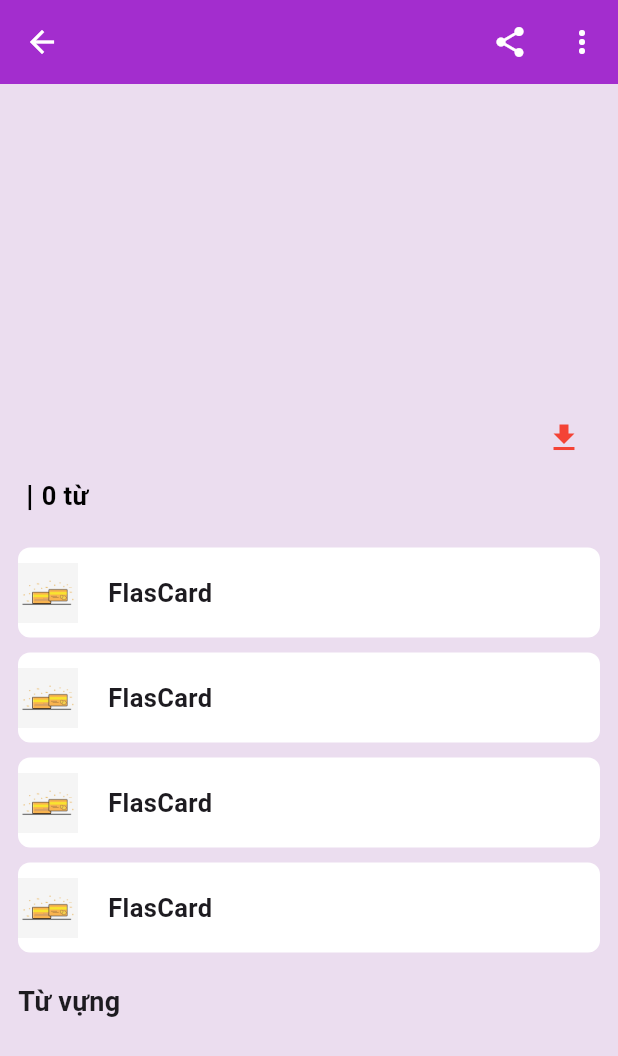
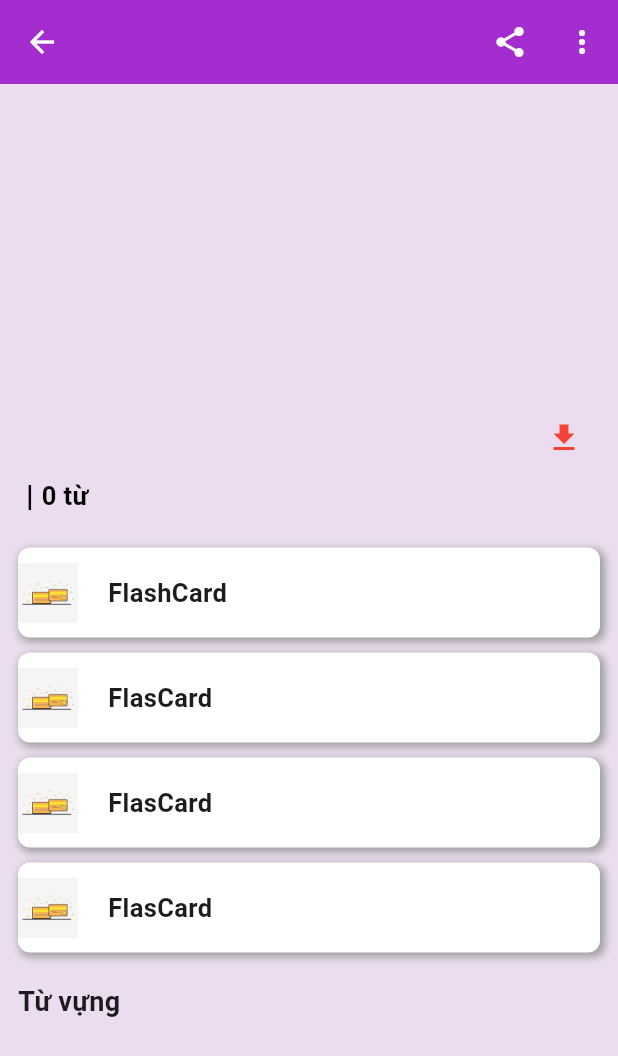
Before and after one commit to haohao135/flutter_final, a Flutter app: the TopicDetail screen opened directly with empty values, on a phone screen of 412 x 824 dp. Shown: the top 1056 px of the screen. Run offline on Flutter 3.47's test engine with Material 3 defaults, Android fonts, the phone set to English and light mode, and no system bars; our stand-ins replace bloc, cloud_firestore, firebase_auth, firebase_core, flutter_bloc, flutter_tts and 1 more; accounts and stored records are empty.

Commit message:
flash card

```diff
--- a/flutter_application_final/lib/UI/CreateTopicScreen/create_topic.dart
+++ b/flutter_application_final/lib/UI/CreateTopicScreen/create_topic.dart
@@ -51,7 +51,6 @@ class _CreateTopicState extends State<CreateTopic> {
         switch (state.runtimeType) {
           case CreateTopicIsSuccess:
             final successState = state as CreateTopicIsSuccess;
-
             return Scaffold(
               appBar: AppBar(
                 leading: IconButton(
--- a/flutter_application_final/lib/UI/TopicDetailScreen/topic_detail.dart
+++ b/flutter_application_final/lib/UI/TopicDetailScreen/topic_detail.dart
@@ -1,5 +1,6 @@
 import 'package:firebase_auth/firebase_auth.dart';
 import 'package:flutter/material.dart';
+import 'package:flutter_application_final/UI/FlashCardScreen/flash_card.dart';
 import 'package:flutter_application_final/bloc/TopicDetailBloc/topic_detail_bloc.dart';
 import 'package:flutter_application_final/model/topic.dart';
 import 'package:flutter_bloc/flutter_bloc.dart';
@@ -37,7 +38,16 @@ class _TopicDetailState extends State<TopicDetail> {
       bloc: topicDetailBloc,
       listenWhen: (previous, current) => current is TopicDetailActionState,
       buildWhen: (previous, current) => current is! TopicDetailActionState,
-      listener: (context, state) {},
+      listener: (context, state) {
+        if (state is TopicDetailFlashCardClicklState) {
+          Navigator.push(
+              context,
+              MaterialPageRoute(
+                builder: (context) => FlashCard(
+                    currentWord: 1, totalWord: state.total, topic: state.topic),
+              ));
+        }
+      },
       builder: (context, state) {
         switch (state.runtimeType) {
           case TopicDetailSuccesslState:
@@ -193,9 +203,62 @@ class _TopicDetailState extends State<TopicDetail> {
                       const SizedBox(
                         height: 20,
                       ),
+                      GestureDetector(
+                        onTap: () {
+                          topicDetailBloc.add(TopicDetailFlashCardClicklEvent(
+                              topic: successState.topic,
+                              total: successState.topic.listWords.length));
+                        },
+                        child: Container(
+                          height: 60,
+                          decoration: const BoxDecoration(
+                            boxShadow: [
+                              BoxShadow(
+                                color: Colors.grey,
+                                offset: Offset(2,
+                                    2),
+                                blurRadius: 4,
+                                spreadRadius:
+                                    1,
+                              ),
+                            ],
+                            color: Colors.white,
+                            borderRadius: BorderRadius.all(Radius.circular(8)),
+                          ),
+                          child: const Row(children: [
+                            SizedBox(
+                                height: 40,
+                                width: 40,
+                                child: Image(
+                                  image: AssetImage("assets/images/card.jpg"),
+                                )),
+                            SizedBox(
+                              width: 20,
+                            ),
+                            Text(
+                              "FlashCard",
+                              style: TextStyle(
+                                  fontSize: 17, fontWeight: FontWeight.bold),
+                            )
+                          ]),
+                        ),
+                      ),
+                      const SizedBox(
+                        height: 10,
+                      ),
                       Container(
                         height: 60,
                         decoration: const BoxDecoration(
+                          boxShadow: [
+                              BoxShadow(
+                                color: Colors.grey,
+                                offset: Offset(2,
+                                    2),
+                                blurRadius: 4,
+                                spreadRadius:
+                                    1,
+                              ),
+                            ],
                           color: Colors.white,
                           borderRadius: BorderRadius.all(Radius.circular(8)),
                         ),
@@ -222,6 +285,16 @@ class _TopicDetailState extends State<TopicDetail> {
                       Container(
                         height: 60,
                         decoration: const BoxDecoration(
+                          boxShadow: [
+                              BoxShadow(
+                                color: Colors.grey,
+                                offset: Offset(2,
+                                    2),
+                                blurRadius: 4,
+                                spreadRadius:
+                                    1,
+                              ),
+                            ],
                           color: Colors.white,
                           borderRadius: BorderRadius.all(Radius.circular(8)),
                         ),
@@ -248,32 +321,16 @@ class _TopicDetailState extends State<TopicDetail> {
                       Container(
                         height: 60,
                         decoration: const BoxDecoration(
-                          color: Colors.white,
-                          borderRadius: BorderRadius.all(Radius.circular(8)),
-                        ),
-                        child: const Row(children: [
-                          SizedBox(
-                              height: 40,
-                              width: 40,
-                              child: Image(
-                                image: AssetImage("assets/images/card.jpg"),
-                              )),
-                          SizedBox(
-                            width: 20,
-                          ),
-                          Text(
-                            "FlasCard",
-                            style: TextStyle(
-                                fontSize: 17, fontWeight: FontWeight.bold),
-                          )
-                        ]),
-                      ),
-                      const SizedBox(
-                        height: 10,
-                      ),
-                      Container(
-                        height: 60,
-                        decoration: const BoxDecoration(
+                          boxShadow: [
+                              BoxShadow(
+                                color: Colors.grey,
+                                offset: Offset(2,
+                                    2),
+                                blurRadius: 4,
+                                spreadRadius:
+                                    1,
+                              ),
+                            ],
                           color: Colors.white,
                           borderRadius: BorderRadius.all(Radius.circular(8)),
                         ),
@@ -330,7 +387,7 @@ class _TopicDetailState extends State<TopicDetail> {
                                     IconButton(
                                         onPressed: () {
                                           speak(successState
-                                                .topic.listWords[index].term);
+                                              .topic.listWords[index].term);
                                         },
                                         icon: const Icon(Icons.volume_up)),
                                     IconButton(
@@ -368,7 +425,7 @@ class _TopicDetailState extends State<TopicDetail> {
     );
   }
 
-  Future<void> speak(String text) async{
+  Future<void> speak(String text) async {
     await flutterTts.setLanguage('en-US');
     await flutterTts.setPitch(1);
     await flutterTts.speak(text);
--- a/flutter_application_final/lib/bloc/TopicDetailBloc/topic_detail_bloc.dart
+++ b/flutter_application_final/lib/bloc/TopicDetailBloc/topic_detail_bloc.dart
@@ -2,6 +2,7 @@ import 'dart:async';
 
 import 'package:bloc/bloc.dart';
 import 'package:flutter_application_final/model/topic.dart';
+
 
 part 'topic_detail_event.dart';
 part 'topic_detail_state.dart';
@@ -9,9 +10,14 @@ part 'topic_detail_state.dart';
 class TopicDetailBloc extends Bloc<TopicDetailEvent, TopicDetailState> {
   TopicDetailBloc() : super(TopicDetailInitialState()) {
     on<TopicDetailInitialEvent>(_topicDetailInitialEvent);
+    on<TopicDetailFlashCardClicklEvent>(_topicDetailFlashCardClicklEvent);
   }
 
   FutureOr<void> _topicDetailInitialEvent(TopicDetailInitialEvent event, Emitter<TopicDetailState> emit) {
     emit(TopicDetailSuccesslState(topic: event.topic));
   }
+
+  FutureOr<void> _topicDetailFlashCardClicklEvent(TopicDetailFlashCardClicklEvent event, Emitter<TopicDetailState> emit) {
+    emit(TopicDetailFlashCardClicklState(topic: event.topic, total: event.total));
+  }
 }
--- a/flutter_application_final/lib/bloc/TopicDetailBloc/topic_detail_event.dart
+++ b/flutter_application_final/lib/bloc/TopicDetailBloc/topic_detail_event.dart
@@ -15,5 +15,10 @@ class TopicDetailSuccesslEvent extends TopicDetailEvent {
   Topic topic;
   TopicDetailSuccesslEvent({required this.topic});
 }
+class TopicDetailFlashCardClicklEvent extends TopicDetailEvent {
+  int total;
+  Topic topic;
+  TopicDetailFlashCardClicklEvent({required this.total, required this.topic});
+}
 
 class TopicDetailErrorlEvent extends TopicDetailEvent {}
--- a/flutter_application_final/lib/bloc/TopicDetailBloc/topic_detail_state.dart
+++ b/flutter_application_final/lib/bloc/TopicDetailBloc/topic_detail_state.dart
@@ -13,3 +13,8 @@ class TopicDetailSuccesslState extends TopicDetailState{
   TopicDetailSuccesslState({required this.topic});
 }
 class TopicDetailErrorlState extends TopicDetailState{}
+class TopicDetailFlashCardClicklState extends TopicDetailActionState{
+  int total;
+  Topic topic;
+  TopicDetailFlashCardClicklState({required this.total, required this.topic});
+}
--- a/flutter_application_final/lib/model/user.dart
+++ b/flutter_application_final/lib/model/user.dart
@@ -1,4 +1,5 @@
 import 'package:flutter_application_final/model/archievement.dart';
+import 'package:flutter_application_final/model/word.dart';
 
 class Users{
   late String id;
@@ -6,6 +7,7 @@ class Users{
   late String name;
   String? favoriteId;
   late List<Archievement> listArchievement = [];
+  late List<Word> listFavouriteWord = [];
 
   Users({required this.id, required this.email, required this.name});
 
@@ -15,7 +17,8 @@ class Users{
       "email": email,
       "name": name,
       "favoriteId": favoriteId,
-      "archievement": listArchievement
+      "archievement": listArchievement,
+      "listFavouriteWord": listFavouriteWord
     };
   }
 }
--- a/flutter_application_final/pubspec.yaml
+++ b/flutter_application_final/pubspec.yaml
@@ -45,6 +45,7 @@ dependencies:
   fluttertoast: ^8.2.5
   bloc: ^8.1.4
   flutter_tts: ^4.0.2
+  flip_card: ^0.7.0
 
 dev_dependencies:
   flutter_test:
```
Also changed, not shown: flutter_application_final/lib/UI/FlashCardScreen/flash_card.dart (added, +154 -0 lines), flutter_application_final/pubspec.lock.
